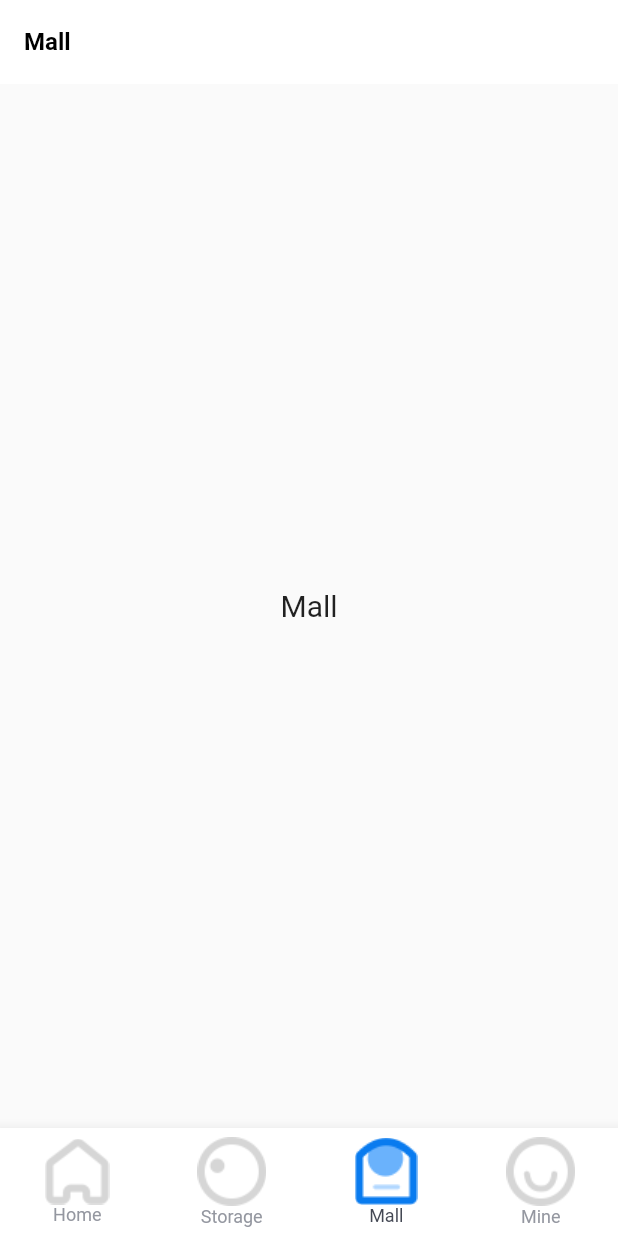
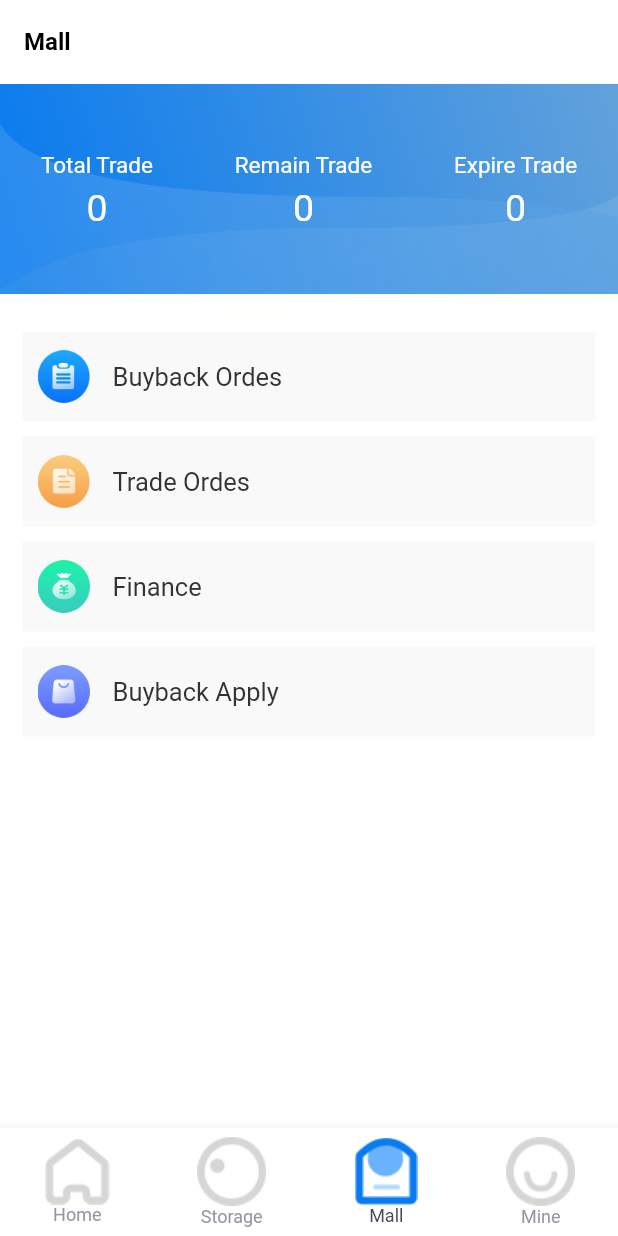
Before and after one commit to makerwy/luobo_project, a Flutter app: the screen it shows after launch, item 3 of the bottom bar chosen, on a phone screen of 412 x 824 dp. Run offline on Flutter 3.47's test engine with Material 2 defaults, Android fonts, the light colour scheme and no system bars; our stand-ins replace cached_network_image; network calls fail.

Commit message:
贸易UI

```diff
--- a/lib/l10n/intl_en.arb
+++ b/lib/l10n/intl_en.arb
@@ -31,5 +31,13 @@
     "inStorageApply":"InStorageApply",
     "outStorageApply":"OutStorageApply",
     "applyTransport":"Apply Transport",
-    "monitor":"Monitor"
+    "monitor":"Monitor",
+
+    "totalTrade":"Total Trade",
+    "remainTrade":"Remain Trade",
+    "expireTrade":"Expire Trade",
+    "buybackOrder":"Buyback Ordes",
+    "tradeOrder":"Trade Ordes",
+    "finace":"Finance",
+    "buybackApply":"Buyback Apply"
 }
--- a/lib/l10n/intl_zh.arb
+++ b/lib/l10n/intl_zh.arb
@@ -31,6 +31,14 @@
     "inStorageApply":"入库申请",
     "outStorageApply":"出库申请",
     "applyTransport":"申请运输",
-    "monitor":"监控"
+    "monitor":"监控",
+
+    "totalTrade":"贸易总额",
+    "remainTrade":"剩余回购",
+    "expireTrade":"即将到期",
+    "buybackOrder":"回购订单",
+    "tradeOrder":"贸易订单",
+    "finace":"存货融资",
+    "buybackApply":"回购申请"
 
 }
--- a/lib/pages/mall.dart
+++ b/lib/pages/mall.dart
@@ -1,4 +1,5 @@
 import 'package:flutter/material.dart';
+import 'package:luobo_project/const/app_theme.dart';
 import 'package:luobo_project/generated/l10n.dart';
 
 class MallPage extends StatefulWidget {
@@ -11,16 +12,123 @@ class MallPage extends StatefulWidget {
 class _MallPageState extends State<MallPage> {
   @override
   Widget build(BuildContext context) {
+    var children = <Widget>[const _MallHeaderView()];
+    const assets = [
+      "assets/images/mall_ic_buyback.png",
+      "assets/images/mall_ic_trade.png",
+      "assets/images/mall_ic_finance.png",
+      "assets/images/mall_ic_apply.png"
+    ];
+    final titles = [
+      S.current.buybackOrder,
+      S.current.tradeOrder,
+      S.current.finace,
+      S.current.buybackApply
+    ];
+    children.add(const SizedBox(
+      height: 25,
+    ));
+
+    for (var i = 0; i < assets.length; i++) {
+      Widget widget = Container(
+        padding: const EdgeInsets.symmetric(horizontal: 10),
+        margin: const EdgeInsets.fromLTRB(15, 0, 15, 10),
+        height: 60,
+        color: LBColors.line,
+        child: SizedBox(
+          width: double.infinity,
+          height: 60,
+          child: Row(
+            children: [
+              Padding(
+                padding: const EdgeInsets.only(right: 15),
+                child: Image.asset(assets[i]),
+              ),
+              Text(
+                titles[i],
+                style: const TextStyle(fontSize: 17, color: LBColors.title),
+              )
+            ],
+          ),
+        ),
+      );
+      children.add(widget);
+    }
+
     return Scaffold(
-      appBar: AppBar(
-        title: Text(S.of(context).mall),
-      ),
-      body: Center(
-        child: Text(
-          S.of(context).mall,
-          style: const TextStyle(fontSize: 20),
+        backgroundColor: LBColors.white,
+        appBar: AppBar(
+          title: Text(S.of(context).mall),
         ),
-      ),
+        body: SingleChildScrollView(
+          child: Column(
+            children: children,
+          ),
+        ));
+  }
+}
+
+class _MallHeaderView extends StatelessWidget {
+  const _MallHeaderView({Key? key}) : super(key: key);
+
+  @override
+  Widget build(BuildContext context) {
+    return Stack(
+      children: [
+        Image.asset(
+          "assets/images/bg_storage_page.png",
+          height: 140,
+          width: double.infinity,
+          fit: BoxFit.fill,
+        ),
+        Padding(
+          padding: const EdgeInsets.only(top: 45),
+          child: SizedBox(
+            width: double.infinity,
+            child: Row(
+              mainAxisAlignment: MainAxisAlignment.spaceAround,
+              children: [
+                _MallHeaderItem(
+                  title: S.current.totalTrade,
+                  number: 0,
+                ),
+                _MallHeaderItem(
+                  title: S.current.remainTrade,
+                  number: 0,
+                ),
+                _MallHeaderItem(
+                  title: S.current.expireTrade,
+                  number: 0,
+                ),
+              ],
+            ),
+          ),
+        )
+      ],
     );
   }
 }
+
+class _MallHeaderItem extends StatelessWidget {
+  final String title;
+  final int number;
+  const _MallHeaderItem({Key? key, required this.title, required this.number})
+      : super(key: key);
+
+  @override
+  Widget build(BuildContext context) {
+    return Column(
+      children: [
+        Text(
+          title,
+          style: const TextStyle(fontSize: 15, color: LBColors.white),
+        ),
+        const SizedBox(height: 5),
+        Text(
+          "$number",
+          style: const TextStyle(fontSize: 25, color: LBColors.white),
+        ),
+      ],
+    );
+  }
+}
```
Also changed, not shown: assets/images/2.0x/mall_ic_apply.png (added), assets/images/2.0x/mall_ic_buyback.png (added), assets/images/2.0x/mall_ic_finance.png (added), assets/images/2.0x/mall_ic_trade.png (added), assets/images/3.0x/mall_ic_apply.png (added), assets/images/3.0x/mall_ic_buyback.png (added), assets/images/3.0x/mall_ic_finance.png (added), assets/images/3.0x/mall_ic_trade.png (added), assets/images/mall_ic_apply.png (added), assets/images/mall_ic_buyback.png (added), assets/images/mall_ic_finance.png (added), assets/images/mall_ic_trade.png (added), lib/generated/intl/messages_en.dart, lib/generated/intl/messages_zh.dart, 1 more files.
